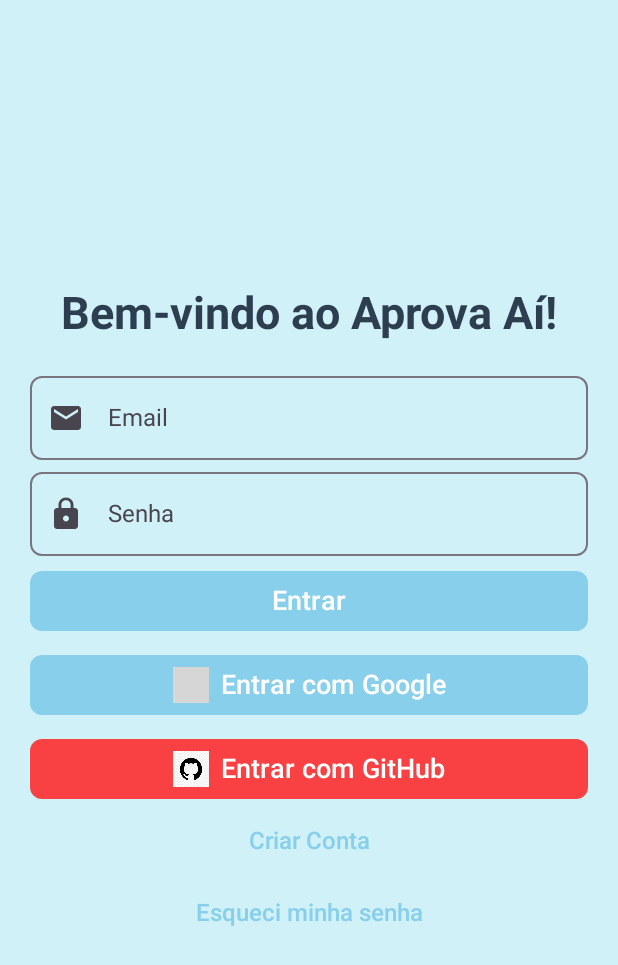
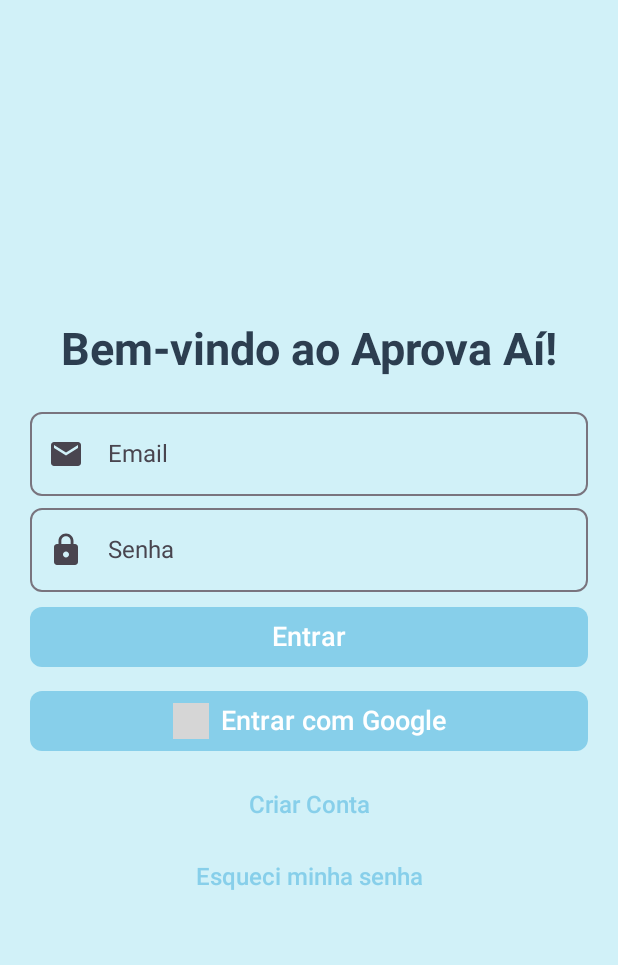
Before and after one commit to Mariana-Pereiraa/Aprova-Ai, an Android app built with Jetpack Compose: the screen it shows after launch (MainActivity), on a phone screen of 412 x 824 dp. Shown: the top 965 px of the screen. Run offline under Robolectric (Android 15) with nearby library versions, the phone set to English and light mode, and no system bars; our stand-ins replace Firebase (no records; nobody signed in at launch, a user with empty details on screens opened directly), Room's generated code, accompanist; libraries missing offline, so code that uses them is left out: com.google.accompanist.navigation; grey boxes are pictures that could not be loaded.

Commit message:
atualizando autenticacao

```diff
--- a/AprovaAi/app/src/main/java/com/example/aprovaai/navigation/NavGraph.kt
+++ b/AprovaAi/app/src/main/java/com/example/aprovaai/navigation/NavGraph.kt
@@ -79,6 +79,7 @@ fun NavGraph(
 
     Scaffold(
         topBar = {
+            //mudar aqui pra não aparecer o top
             if (currentRoute != "login") {
                 TopAppBarWithMenu(
                     onSettingsClick = {
@@ -100,6 +101,7 @@ fun NavGraph(
                 )
             }
         },
+        //mudar aqui pra não aparecer o bottom
         bottomBar = {
             if (currentRoute != "login") {
                 BottomNavigationBar(navController = navController)
--- a/AprovaAi/app/src/main/java/com/example/aprovaai/ui/view/LoginScreen.kt
+++ b/AprovaAi/app/src/main/java/com/example/aprovaai/ui/view/LoginScreen.kt
@@ -163,25 +163,25 @@ fun LoginScreen(viewModel: AuthViewModel, navController: NavController) {
 
                 Spacer(modifier = Modifier.height(8.dp))
 
-                Button(
-                    onClick = {
-                        val githubIntent = viewModel.getGitHubSignInIntent()
-                        githubSignInLauncher.launch(githubIntent)
-                    },
-                    modifier = Modifier.fillMaxWidth(),
-                    shape = RoundedCornerShape(8.dp),
-                    colors = ButtonDefaults.buttonColors(containerColor = MaterialTheme.colorScheme.secondary)
-                ) {
-                    Image(
-                        painter = painterResource(id = R.drawable.github),
-                        contentDescription = "GitHub Login",
-                        modifier = Modifier.size(24.dp)
-                    )
-
-                    Spacer(modifier = Modifier.width(8.dp))
-
-                    Text("Entrar com GitHub", fontSize = 18.sp)
-                }
+//                Button(
+//                    onClick = {
+//                        val githubIntent = viewModel.getGitHubSignInIntent()
+//                        githubSignInLauncher.launch(githubIntent)
+//                    },
+//                    modifier = Modifier.fillMaxWidth(),
+//                    shape = RoundedCornerShape(8.dp),
+//                    colors = ButtonDefaults.buttonColors(containerColor = MaterialTheme.colorScheme.secondary)
+//                ) {
+//                    Image(
+//                        painter = painterResource(id = R.drawable.github),
+//                        contentDescription = "GitHub Login",
+//                        modifier = Modifier.size(24.dp)
+//                    )
+//
+//                    Spacer(modifier = Modifier.width(8.dp))
+//
+//                    Text("Entrar com GitHub", fontSize = 18.sp)
+//                }
 
                 TextButton(onClick = { navController.navigate("register") }) {
                     Text("Criar Conta")
```
